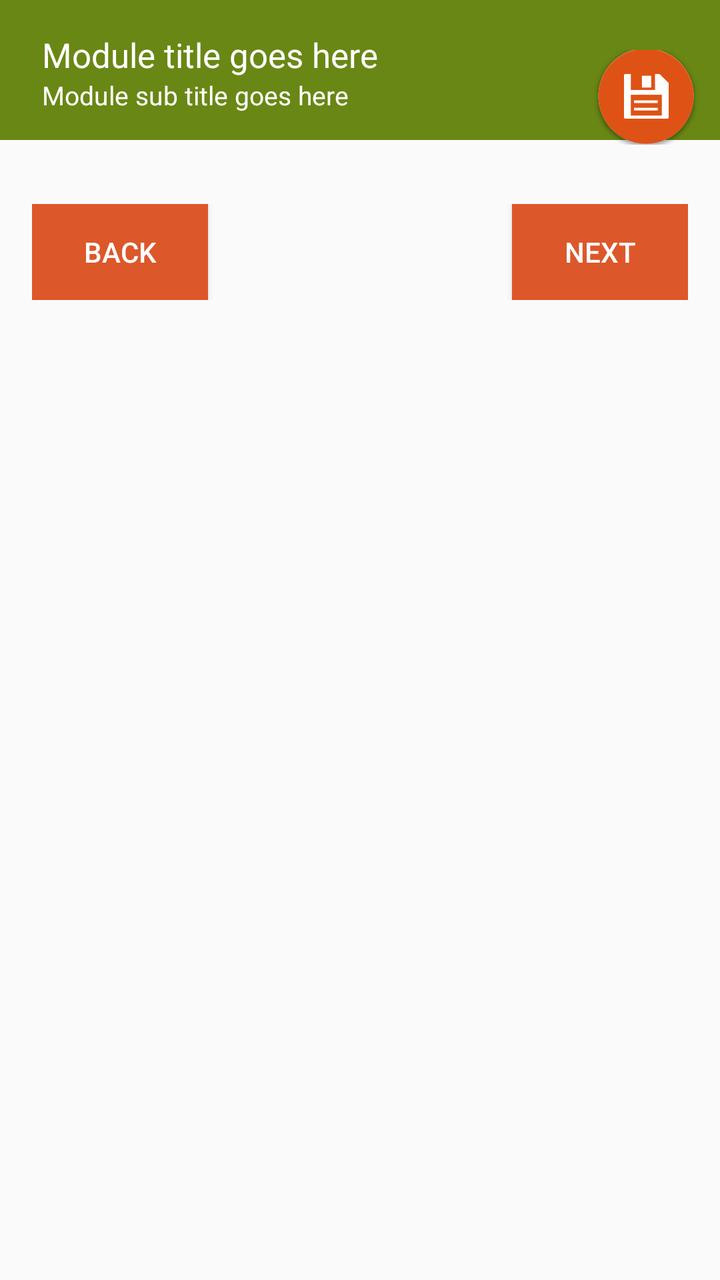
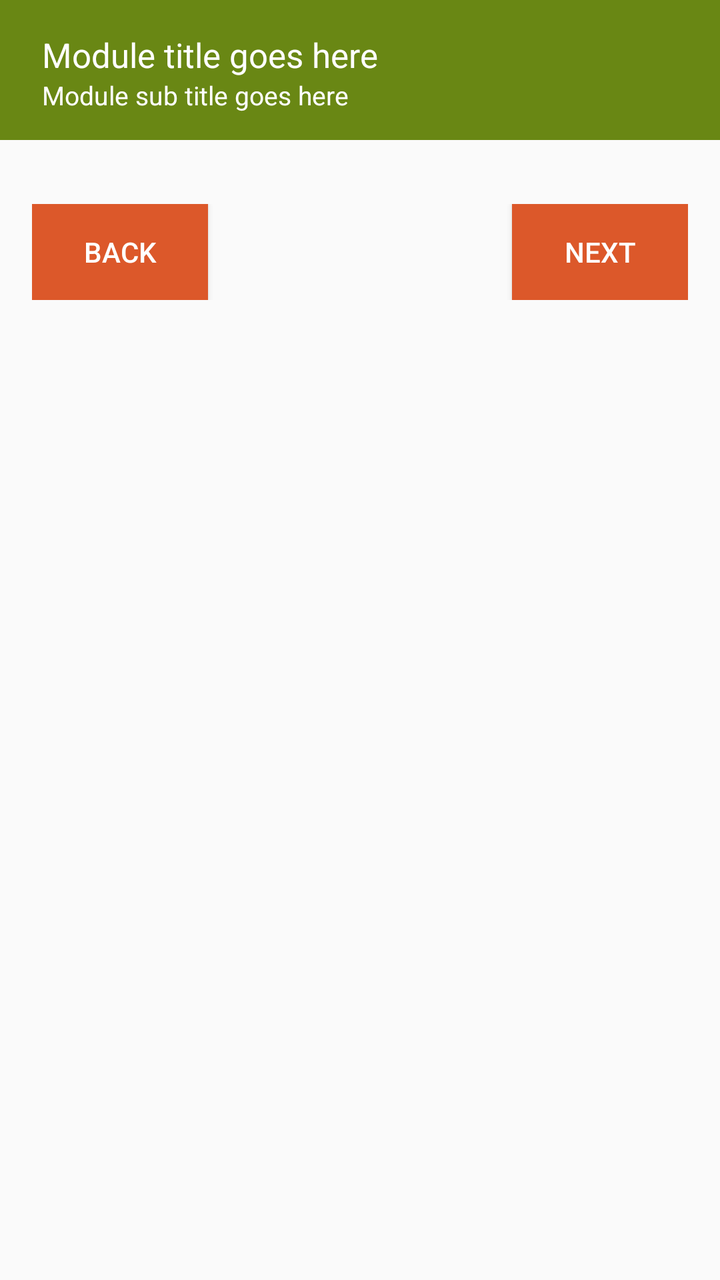

Screens rendered from an Android XML layout before and after an edit, with the pre-edit source and the edit as a unified diff.
<!-- AndroidManifest.xml: application theme AppCompactTheme -->
<!-- res/layout/activity_complete_module.xml -->
<RelativeLayout xmlns:android="http://schemas.android.com/apk/res/android"
    xmlns:tools="http://schemas.android.com/tools" android:layout_width="match_parent"
    android:layout_height="match_parent"
    android:background="@color/ofis_page_background"
    tools:context="com.olam.digital.ofis.CompleteModuleActivity"
    android:focusableInTouchMode="true"
    tools:ignore="Overdraw">

    <ImageView
        android:layout_width="match_parent"
        android:layout_height="70dp"
        android:id="@+id/topSectionBackground"
        android:background="@color/ofis_farmer_screen_actions_background"
        android:contentDescription="@string/cd_topSectionColour" />

    
    <LinearLayout
        android:orientation="horizontal"
        android:layout_width="match_parent"
        android:layout_height="match_parent"
        android:layout_below="@+id/topSectionBackground"
        >

        <ScrollView
            android:layout_width="match_parent"
            android:layout_height="match_parent"
            android:id="@+id/scrollView"
            tools:ignore="UselessParent">

            <LinearLayout
                android:orientation="vertical"
                android:layout_width="match_parent"
                android:layout_height="wrap_content"
                android:id="@+id/bottomSection"
                android:paddingLeft="@dimen/activity_horizontal_margin"
                android:paddingRight="@dimen/activity_horizontal_margin"
                android:paddingBottom="@dimen/activity_vertical_margin"
                android:paddingTop="@dimen/activity_vertical_margin">

                    <LinearLayout
                        android:orientation="vertical"
                        android:layout_width="match_parent"
                        android:layout_height="wrap_content"
                        android:id="@+id/questionsSection"/>

                    <RelativeLayout
                        android:orientation="horizontal"
                        android:layout_width="match_parent"
                        android:layout_height="wrap_content"
                        android:id="@+id/footer"
                        android:paddingBottom="@dimen/activity_vertical_margin"
                        android:paddingTop="@dimen/activity_vertical_margin">

                        <Button
                            android:layout_width="wrap_content"
                            android:layout_height="wrap_content"
                            android:id="@+id/prevSubmodule"
                            android:background="@color/ofis_action_button_background"
                            android:text="@string/ModuleBackButton"
                            android:textColor="@color/ofis_base_font_white"
                            android:paddingLeft="15dp"
                            android:paddingRight="15dp"/>

                        <Button
                            android:layout_width="wrap_content"
                            android:layout_height="wrap_content"
                            android:id="@+id/nextSaveSubmodule"
                            android:background="@color/ofis_action_button_background"
                            android:text="@string/ModuleNextButton"
                            android:textColor="@color/ofis_base_font_white"
                            android:paddingLeft="15dp"
                            android:paddingRight="15dp"
                            android:layout_alignParentRight="true"
                            android:layout_alignParentEnd="true"
                            tools:ignore="RelativeOverlap" />

                    </RelativeLayout>

            </LinearLayout>

        </ScrollView>
    </LinearLayout>
    
    <LinearLayout
        android:orientation="horizontal"
        android:layout_width="match_parent"
        android:layout_height="wrap_content"
        android:id="@+id/topSection"
        android:baselineAligned="false"
        android:paddingBottom="0dp"
        android:layout_margin="0dp"
        android:weightSum="10">

        
        <LinearLayout
            android:orientation="vertical"
            android:layout_width="0dp"
            android:layout_height="wrap_content"
            android:layout_weight="8"
            android:paddingLeft="@dimen/activity_horizontal_margin"
            android:paddingTop="@dimen/activity_vertical_margin"
            android:paddingRight="@dimen/activity_horizontal_margin"
            android:paddingBottom="@dimen/activity_vertical_margin">

            <TextView
                android:layout_width="match_parent"
                android:layout_height="wrap_content"
                android:text="@string/ModuleTitle"
                android:id="@+id/completeModuleModuleTitle"
                android:textColor="@color/ofis_base_font_white"
                android:paddingRight="0dp"
                android:paddingLeft="5dp"
                android:textSize="@dimen/ofis_large_text"
                android:maxLines="1" />
            <TextView
                android:layout_width="match_parent"
                android:layout_height="wrap_content"
                android:text="@string/ModuleSubTitle"
                android:id="@+id/completeModuleSubModuleTitle"
                android:textColor="@color/ofis_base_font_white"
                android:paddingRight="0dp"
                android:paddingLeft="5dp"
                android:textSize="@dimen/ofis_small_text"
                tools:ignore="RtlHardcoded"
                android:maxLines="1" />


        </LinearLayout>
        
        <RelativeLayout
            android:orientation="horizontal"
            android:layout_width="0dp"
            android:layout_height="match_parent"
            android:layout_weight="2"
            android:paddingTop="25dp"
            android:paddingLeft="0dp"
            android:paddingRight="10dp">

            <ImageButton
                android:layout_width="wrap_content"
                android:layout_height="wrap_content"
                android:id="@+id/saveProgress"
                android:src="@drawable/ic_actionbutton_save"
                android:scaleType="center"
                android:background="@android:color/transparent"
                android:contentDescription="@string/Save"
                android:layout_alignParentBottom="true"
                android:layout_alignParentRight="true"
                />

        </RelativeLayout>

    </LinearLayout>

</RelativeLayout>
<!-- resources referenced by this layout -->
<resources>
  <color name="ofis_action_button_background">#dc582a</color>
  <color name="ofis_base_font_white">#ffffff</color>
  <color name="ofis_farmer_screen_actions_background">#698714</color>
  <color name="ofis_page_background">#fffafafa</color>
  <dimen name="activity_horizontal_margin">16dp</dimen>
  <dimen name="activity_vertical_margin">16dp</dimen>
  <dimen name="ofis_large_text">17sp</dimen>
  <dimen name="ofis_small_text">13sp</dimen>
  <!-- drawable ic_actionbutton_save: png bitmap (drawable-hdpi, 4595 bytes) -->
  <string name="ModuleBackButton">Back</string>
  <string name="ModuleNextButton">Next</string>
  <string name="ModuleSubTitle">Module sub title goes here</string>
  <string name="ModuleTitle">Module title goes here</string>
  <string name="Save">Save</string>
  <string name="cd_topSectionColour">Coloured background for section</string>
  <style name="AppCompactTheme" parent="Theme.AppCompat.Light">
          
          <item name="android:spinnerStyle">@android:style/Widget.Holo.Light.Spinner</item>
          <item name="android:spinnerItemStyle">@style/SpinnerItem</item>
          <item name="android:spinnerDropDownItemStyle">@style/SpinnerItem.DropDownItem</item>
          <item name="android:dropDownListViewStyle">@style/StandardSpinner</item>
          <item name="android:actionBarStyle">@style/AppTheme.ActionBarStyle</item>
      </style>
  <style name="SpinnerItem" parent="Widget.AppCompat.TextView.SpinnerItem">
          <item name="android:textColor">@color/ofis_base_font_white</item>
          <item name="android:textSize">@dimen/ofis_spinner_text</item>
      </style>
  <style name="SpinnerItem.DropDownItem" parent="Widget.AppCompat.Light.DropDownItem.Spinner">
          <item name="android:textColor">@color/ofis_text_field</item>
          <item name="android:background">@color/ofis_spinner_item_background</item>
      </style>
  <style name="StandardSpinner" parent="Widget.AppCompat.ListView.DropDown">
          <item name="android:dividerHeight">@dimen/ofis_spinner_itemseparator</item>
          <item name="android:divider">@color/ofis_spinner_divider</item>
      </style>
  <style name="AppTheme.ActionBarStyle" parent="Theme.AppCompat.Light">
          <item name="android:titleTextStyle">@style/AppTheme.ActionBar.TitleTextStyle</item>
      </style>
  <dimen name="ofis_spinner_text">14sp</dimen>
  <color name="ofis_text_field">#DE000000</color>
  <color name="ofis_spinner_item_background">@color/ofis_actionbar_background</color>
  <dimen name="ofis_spinner_itemseparator">1dp</dimen>
  <color name="ofis_spinner_divider">#ff333333</color>
  <style name="AppTheme.ActionBar.TitleTextStyle" parent="android:TextAppearance">
          <item name="android:textSize">@dimen/ofis_med_text</item>
      </style>
  <color name="ofis_actionbar_background">#dddddd</color>
  <dimen name="ofis_med_text">15sp</dimen>
</resources>

<!-- the commit's change to res/layout/activity_complete_module.xml (unified diff, before → after) -->
@@ -1,4 +1,5 @@
 <RelativeLayout xmlns:android="http://schemas.android.com/apk/res/android"
+    xmlns:app="http://schemas.android.com/apk/res-auto"
     xmlns:tools="http://schemas.android.com/tools" android:layout_width="match_parent"
     android:layout_height="match_parent"
     android:background="@color/ofis_page_background"
@@ -140,7 +141,7 @@
                 android:layout_width="wrap_content"
                 android:layout_height="wrap_content"
                 android:id="@+id/saveProgress"
-                android:src="@drawable/ic_actionbutton_save"
+                app:srcCompat="@drawable/ic_actionbutton_save"
                 android:scaleType="center"
                 android:background="@android:color/transparent"
                 android:contentDescription="@string/Save"
<!-- resource entries referenced after the edit -->
@@ -17,11 +17,13 @@
   <string name="cd_topSectionColour">Coloured background for section</string>
   <style name="AppCompactTheme" parent="Theme.AppCompat.Light">
           
-          <item name="android:spinnerStyle">@android:style/Widget.Holo.Light.Spinner</item>
+          <item name="spinnerStyle">@android:style/Widget.Holo.Light.Spinner</item>
           <item name="android:spinnerItemStyle">@style/SpinnerItem</item>
-          <item name="android:spinnerDropDownItemStyle">@style/SpinnerItem.DropDownItem</item>
-          <item name="android:dropDownListViewStyle">@style/StandardSpinner</item>
-          <item name="android:actionBarStyle">@style/AppTheme.ActionBarStyle</item>
+          <item name="spinnerDropDownItemStyle">@style/SpinnerItem.DropDownItem</item>
+          <item name="dropDownListViewStyle">@style/StandardSpinner</item>
+  
+          <item name="actionBarStyle">@style/AppTheme.ActionBarStyle</item>
+  
       </style>
   <style name="SpinnerItem" parent="Widget.AppCompat.TextView.SpinnerItem">
           <item name="android:textColor">@color/ofis_base_font_white</item>
@@ -29,14 +31,14 @@
       </style>
   <style name="SpinnerItem.DropDownItem" parent="Widget.AppCompat.Light.DropDownItem.Spinner">
           <item name="android:textColor">@color/ofis_text_field</item>
-          <item name="android:background">@color/ofis_spinner_item_background</item>
+          <item name="background">@color/ofis_spinner_item_background</item>
       </style>
   <style name="StandardSpinner" parent="Widget.AppCompat.ListView.DropDown">
           <item name="android:dividerHeight">@dimen/ofis_spinner_itemseparator</item>
-          <item name="android:divider">@color/ofis_spinner_divider</item>
+          <item name="divider">@color/ofis_spinner_divider</item>
       </style>
   <style name="AppTheme.ActionBarStyle" parent="Theme.AppCompat.Light">
-          <item name="android:titleTextStyle">@style/AppTheme.ActionBar.TitleTextStyle</item>
+          <item name="titleTextStyle">@style/AppTheme.ActionBar.TitleTextStyle</item>
       </style>
   <dimen name="ofis_spinner_text">14sp</dimen>
   <color name="ofis_text_field">#DE000000</color>
@@ -44,9 +46,9 @@
   <dimen name="ofis_spinner_itemseparator">1dp</dimen>
   <color name="ofis_spinner_divider">#ff333333</color>
   <style name="AppTheme.ActionBar.TitleTextStyle" parent="android:TextAppearance">
-          <item name="android:textSize">@dimen/ofis_med_text</item>
+          <item name="android:textSize">@dimen/ofis_large_text</item>
+          <item name="android:textStyle">bold</item>
       </style>
   <color name="ofis_actionbar_background">#dddddd</color>
-  <dimen name="ofis_med_text">15sp</dimen>
 </resources>
 
